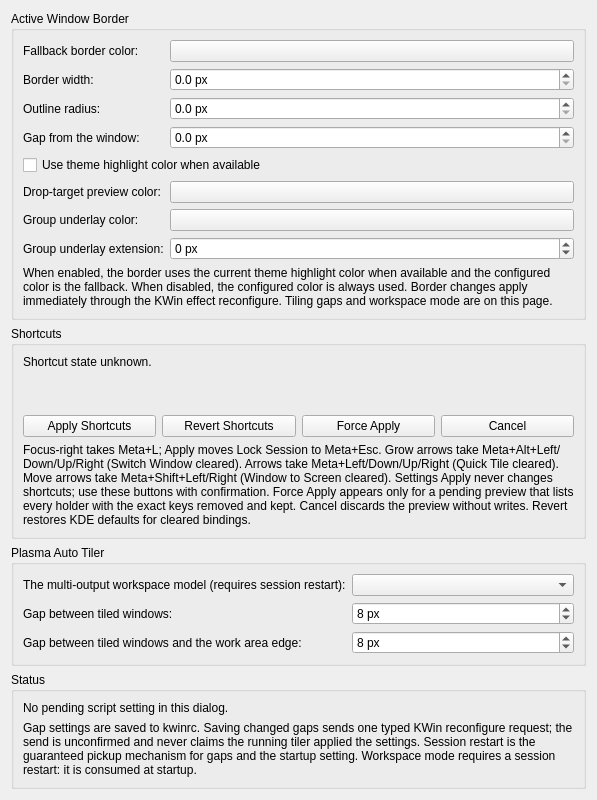
Qt form kwin/native-effect/unifiedsettings.ui (beefsack/plasma-auto-tiler) before a commit.
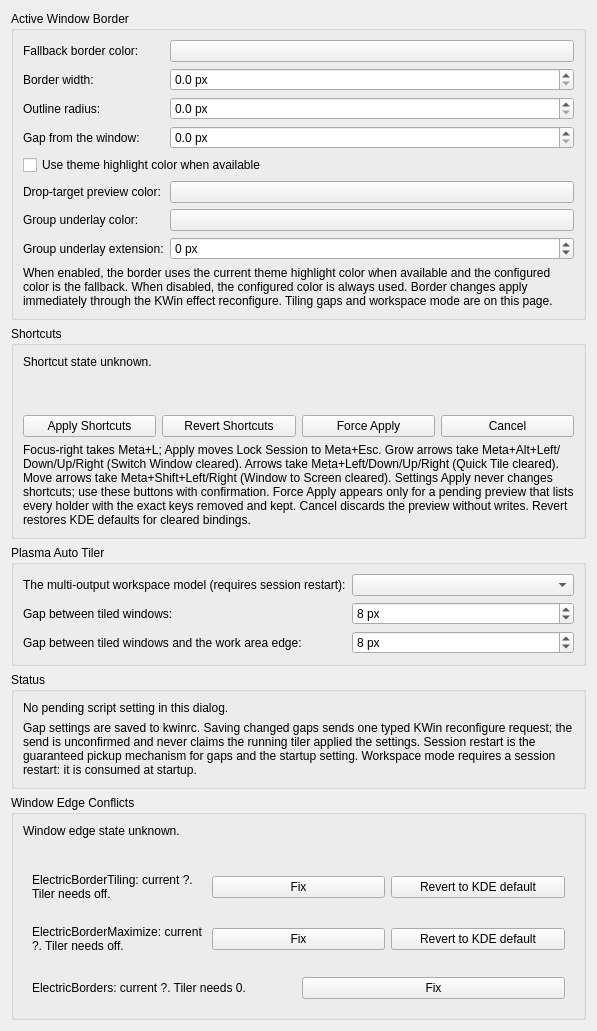
The same form after that commit. Custom widgets are drawn as their Qt base class.

Commit message: Add settings-page fixes for conflicting KWin edge settings

Patch:
```diff
--- a/kwin/native-effect/unifiedsettings.ui
+++ b/kwin/native-effect/unifiedsettings.ui
@@ -358,6 +358,118 @@
      </layout>
     </widget>
    </item>
+   <item>
+    <widget class="QGroupBox" name="windowConflictGroup">
+     <property name="title">
+      <string>Window Edge Conflicts</string>
+     </property>
+     <layout class="QVBoxLayout" name="windowConflictLayout">
+      <item>
+       <widget class="QLabel" name="windowConflictStatusLabel">
+        <property name="text">
+         <string>Window edge state unknown.</string>
+        </property>
+        <property name="wordWrap">
+         <bool>true</bool>
+        </property>
+       </widget>
+      </item>
+      <item>
+       <widget class="QLabel" name="windowConflictErrorLabel">
+        <property name="text">
+         <string></string>
+        </property>
+        <property name="wordWrap">
+         <bool>true</bool>
+        </property>
+       </widget>
+      </item>
+      <item>
+       <widget class="QWidget" name="windowTilingRow">
+        <layout class="QHBoxLayout" name="windowTilingRowLayout">
+         <item>
+          <widget class="QLabel" name="windowTilingLabel">
+           <property name="text">
+            <string>ElectricBorderTiling: current ?. Tiler needs off.</string>
+           </property>
+           <property name="wordWrap">
+            <bool>true</bool>
+           </property>
+          </widget>
+         </item>
+         <item>
+          <widget class="QPushButton" name="windowTilingFixButton">
+           <property name="text">
+            <string>Fix</string>
+           </property>
+          </widget>
+         </item>
+         <item>
+          <widget class="QPushButton" name="windowTilingRevertButton">
+           <property name="text">
+            <string>Revert to KDE default</string>
+           </property>
+          </widget>
+         </item>
+        </layout>
+       </widget>
+      </item>
+      <item>
+       <widget class="QWidget" name="windowMaximizeRow">
+        <layout class="QHBoxLayout" name="windowMaximizeRowLayout">
+         <item>
+          <widget class="QLabel" name="windowMaximizeLabel">
+           <property name="text">
+            <string>ElectricBorderMaximize: current ?. Tiler needs off.</string>
+           </property>
+           <property name="wordWrap">
+            <bool>true</bool>
+           </property>
+          </widget>
+         </item>
+         <item>
+          <widget class="QPushButton" name="windowMaximizeFixButton">
+           <property name="text">
+            <string>Fix</string>
+           </property>
+          </widget>
+         </item>
+         <item>
+          <widget class="QPushButton" name="windowMaximizeRevertButton">
+           <property name="text">
+            <string>Revert to KDE default</string>
+           </property>
+          </widget>
+         </item>
+        </layout>
+       </widget>
+      </item>
+      <item>
+       <widget class="QWidget" name="windowBordersRow">
+        <layout class="QHBoxLayout" name="windowBordersRowLayout">
+         <item>
+          <widget class="QLabel" name="windowBordersLabel">
+           <property name="text">
+            <string>ElectricBorders: current ?. Tiler needs 0.</string>
+           </property>
+           <property name="wordWrap">
+            <bool>true</bool>
+           </property>
+          </widget>
+         </item>
+         <item>
+          <widget class="QPushButton" name="windowBordersFixButton">
+           <property name="text">
+            <string>Fix</string>
+           </property>
+          </widget>
+         </item>
+        </layout>
+       </widget>
+      </item>
+     </layout>
+    </widget>
+   </item>
    </layout>
   </widget>
  <customwidgets>
```
Left out of the diff: 2 changed lines with no effect on the pictures. The commit also changes 7 other files.
